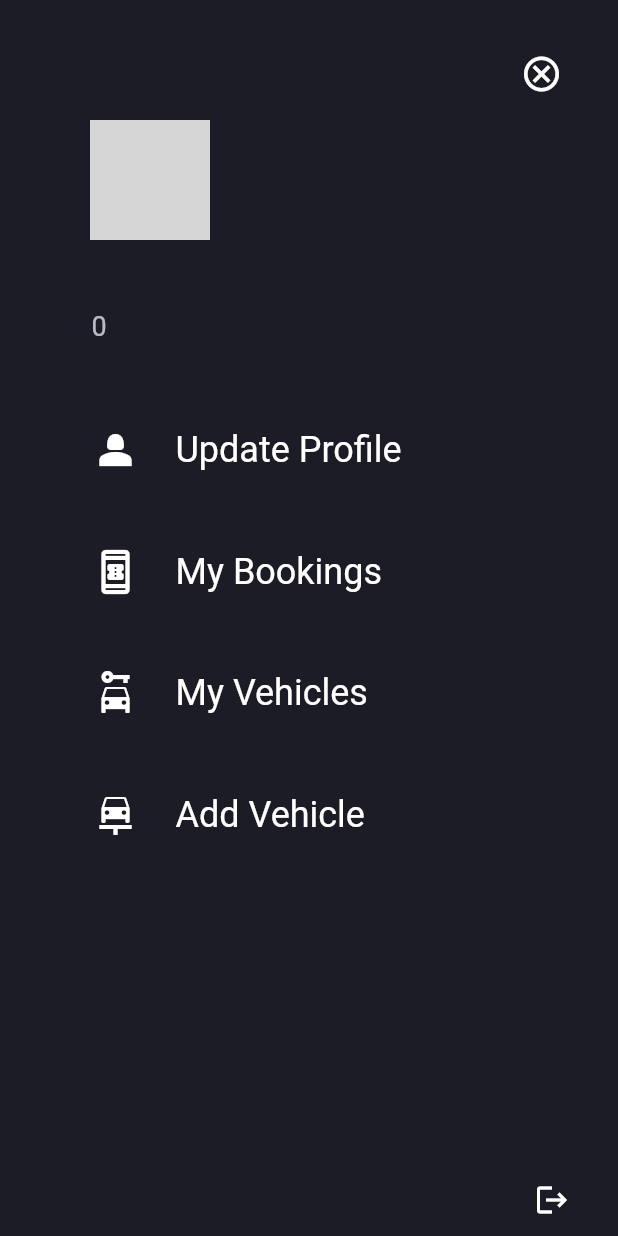
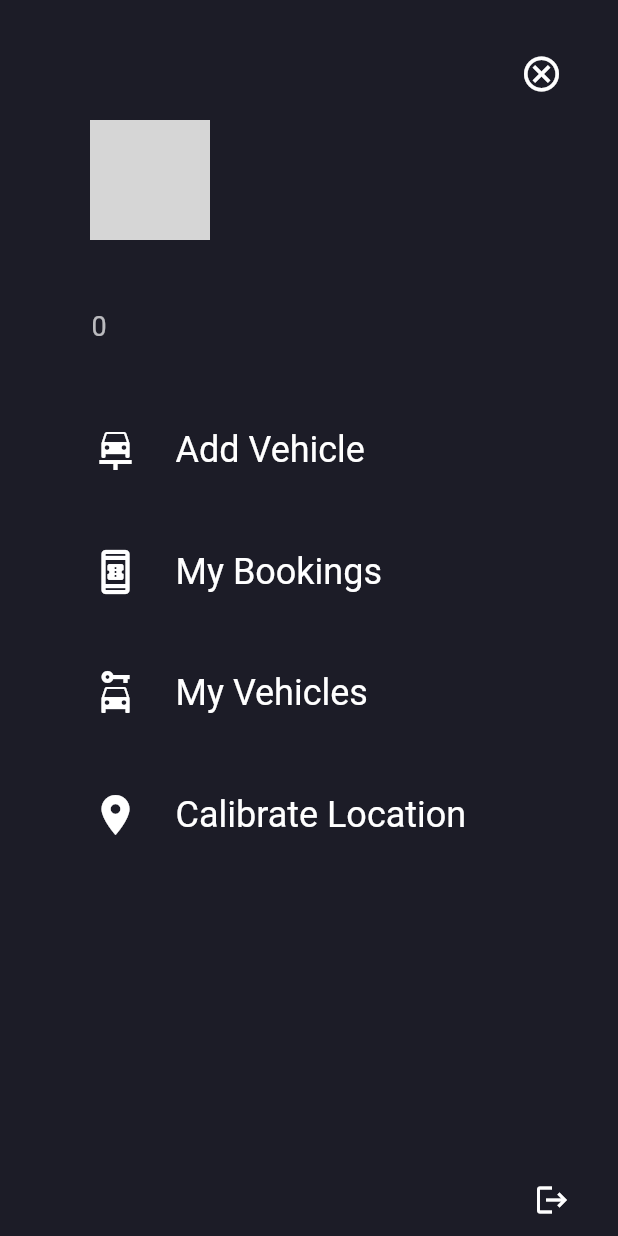
Before and after one commit to edr3x/vehicle_rental_application, a Flutter app: the ProfilePage screen opened by its route, on a phone screen of 412 x 824 dp. Run offline on Flutter 3.47's test engine with Material 2 defaults, Android fonts, the phone set to English and light mode, and no system bars; our stand-ins replace equatable, flutter_bloc, geocoding, geolocator, image_picker, shared_preferences; accounts and stored records are empty; network calls fail; grey boxes are pictures that could not be loaded.

Commit message:
`chore:` reordering

```diff
--- a/lib/views/pages/profile/profile_page.dart
+++ b/lib/views/pages/profile/profile_page.dart
@@ -79,10 +79,10 @@ class _ProfilePageState extends State<ProfilePage> {
                 child: ListView(
                   children: [
                     ProfileMenuItems(
-                      title: "Update Profile",
-                      icon: Icons.person_2,
+                      title: "Add Vehicle",
+                      icon: Icons.car_repair,
                       onPress: () {
-                        Navigator.pushNamed(context, LocationPage.routeName);
+                        Navigator.pushNamed(context, AddVehiclePage.routeName);
                       },
                     ),
                     ProfileMenuItems(
@@ -102,10 +102,10 @@ class _ProfilePageState extends State<ProfilePage> {
                       },
                     ),
                     ProfileMenuItems(
-                      title: "Add Vehicle",
-                      icon: Icons.car_repair,
+                      title: "Calibrate Location",
+                      icon: Icons.location_on,
                       onPress: () {
-                        Navigator.pushNamed(context, AddVehiclePage.routeName);
+                        Navigator.pushNamed(context, LocationPage.routeName);
                       },
                     ),
                   ],
```
